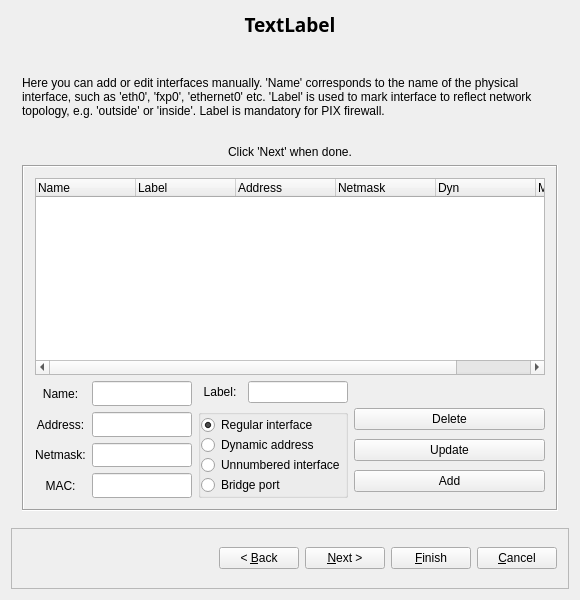
The window that src/gui/newfirewalldialog_q.ui (fwbuilder/fwbuilder) describes before a commit, drawn with Qt 5.
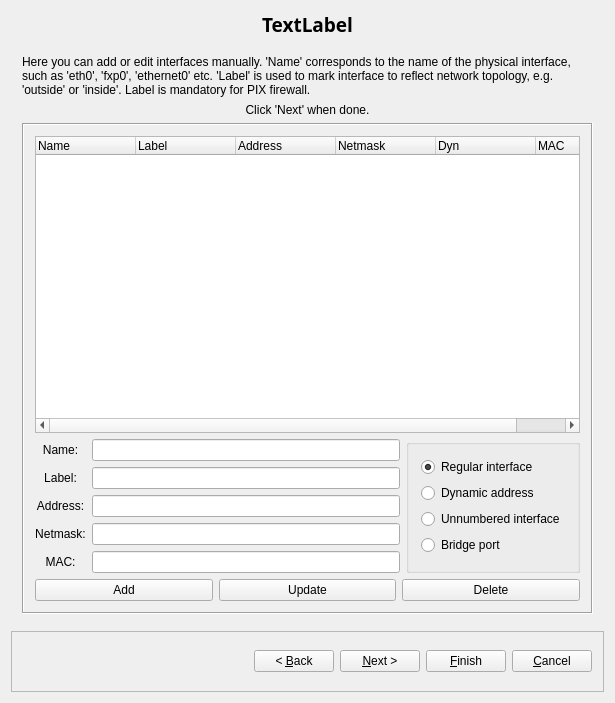
The same window after the commit. The open tabs and pages were chosen to show the change. Icons and pictures are not drawn.

Commit message: discovery of ipv6 addresses of interfaces; support in DiscoveryDruid and newFirewall, newHost

```diff
--- a/src/gui/newfirewalldialog_q.ui
+++ b/src/gui/newfirewalldialog_q.ui
@@ -5,11 +5,11 @@
    <rect>
     <x>0</x>
     <y>0</y>
-    <width>580</width>
-    <height>600</height>
+    <width>615</width>
+    <height>703</height>
    </rect>
   </property>
-  <layout class="QGridLayout" >
+  <layout class="QGridLayout" name="gridLayout_2" >
    <item row="0" column="0" >
     <widget class="QLabel" name="titleLabel" >
      <property name="sizePolicy" >
@@ -358,7 +358,7 @@
          <property name="sizePolicy" >
           <sizepolicy vsizetype="Fixed" hsizetype="Preferred" >
            <horstretch>0</horstretch>
-           <verstretch>255</verstretch>
+           <verstretch>0</verstretch>
           </sizepolicy>
          </property>
          <property name="text" >
@@ -387,14 +387,20 @@
        </item>
        <item>
         <widget class="QFrame" name="frame149" >
+         <property name="sizePolicy" >
+          <sizepolicy vsizetype="Expanding" hsizetype="Preferred" >
+           <horstretch>0</horstretch>
+           <verstretch>0</verstretch>
+          </sizepolicy>
+         </property>
          <property name="frameShape" >
           <enum>QFrame::Box</enum>
          </property>
          <property name="frameShadow" >
           <enum>QFrame::Sunken</enum>
          </property>
-         <layout class="QVBoxLayout" >
-          <item>
+         <layout class="QGridLayout" name="gridLayout_3" >
+          <item row="0" column="0" colspan="3" >
            <widget class="QTreeWidget" name="iface_list" >
             <property name="minimumSize" >
              <size>
@@ -434,55 +440,7 @@
             </column>
            </widget>
           </item>
-          <item>
-           <layout class="QHBoxLayout" >
-            <item>
-             <layout class="QGridLayout" >
-              <item row="0" column="1" >
-               <widget class="QLineEdit" name="iface_name" >
-                <property name="sizePolicy" >
-                 <sizepolicy vsizetype="Fixed" hsizetype="Preferred" >
-                  <horstretch>0</horstretch>
-                  <verstretch>0</verstretch>
-                 </sizepolicy>
-                </property>
-                <property name="minimumSize" >
-                 <size>
-                  <width>50</width>
-                  <height>0</height>
-                 </size>
-                </property>
-                <property name="maximumSize" >
-                 <size>
-                  <width>100</width>
-                  <height>32767</height>
-                 </size>
-                </property>
-               </widget>
-              </item>
-              <item row="2" column="1" >
-               <widget class="QLineEdit" name="iface_netmask" >
-                <property name="sizePolicy" >
-                 <sizepolicy vsizetype="Fixed" hsizetype="Preferred" >
-                  <horstretch>0</horstretch>
-                  <verstretch>0</verstretch>
-                 </sizepolicy>
-                </property>
-                <property name="minimumSize" >
-                 <size>
-                  <width>50</width>
-                  <height>0</height>
-                 </size>
-                </property>
-                <property name="maximumSize" >
-                 <size>
-                  <width>100</width>
-                  <height>32767</height>
-                 </size>
-                </property>
-               </widget>
-              </item>
-              <item row="0" column="0" >
+          <item row="1" column="0" >
                <widget class="QLabel" name="label633" >
                 <property name="text" >
                  <string>Name:</string>
@@ -496,142 +454,41 @@
                </widget>
               </item>
               <item row="1" column="1" >
-               <widget class="QLineEdit" name="iface_addr" >
+           <widget class="QLineEdit" name="iface_name" >
                 <property name="sizePolicy" >
-                 <sizepolicy vsizetype="Fixed" hsizetype="Preferred" >
+             <sizepolicy vsizetype="Fixed" hsizetype="Expanding" >
                   <horstretch>0</horstretch>
                   <verstretch>0</verstretch>
                  </sizepolicy>
                 </property>
                 <property name="minimumSize" >
                  <size>
-                  <width>50</width>
-                  <height>0</height>
-                 </size>
-                </property>
-                <property name="maximumSize" >
-                 <size>
                   <width>100</width>
-                  <height>32767</height>
-                 </size>
-                </property>
-               </widget>
-              </item>
-              <item row="1" column="0" >
-               <widget class="QLabel" name="label634" >
-                <property name="text" >
-                 <string>Address:</string>
-                </property>
-                <property name="alignment" >
-                 <set>Qt::AlignCenter</set>
-                </property>
-                <property name="wordWrap" >
-                 <bool>false</bool>
-                </property>
-               </widget>
-              </item>
-              <item row="2" column="0" >
-               <widget class="QLabel" name="label635" >
-                <property name="text" >
-                 <string>Netmask:</string>
-                </property>
-                <property name="alignment" >
-                 <set>Qt::AlignCenter</set>
-                </property>
-                <property name="wordWrap" >
-                 <bool>false</bool>
-                </property>
-               </widget>
-              </item>
-              <item row="3" column="0" >
-               <widget class="QLabel" name="label636" >
-                <property name="text" >
-                 <string>MAC:</string>
-                </property>
-                <property name="alignment" >
-                 <set>Qt::AlignCenter</set>
-                </property>
-                <property name="wordWrap" >
-                 <bool>false</bool>
-                </property>
-               </widget>
-              </item>
-              <item row="3" column="1" >
-               <widget class="QLineEdit" name="iface_physaddr" >
-                <property name="sizePolicy" >
-                 <sizepolicy vsizetype="Fixed" hsizetype="Preferred" >
-                  <horstretch>0</horstretch>
-                  <verstretch>0</verstretch>
-                 </sizepolicy>
-                </property>
-                <property name="minimumSize" >
-                 <size>
-                  <width>50</width>
                   <height>0</height>
                  </size>
                 </property>
                 <property name="maximumSize" >
                  <size>
-                  <width>100</width>
+              <width>32767</width>
                   <height>32767</height>
                  </size>
                 </property>
                </widget>
               </item>
-             </layout>
-            </item>
-            <item>
-             <layout class="QVBoxLayout" >
-              <item>
-               <layout class="QHBoxLayout" >
-                <item>
-                 <widget class="QLabel" name="label659" >
-                  <property name="text" >
-                   <string>Label:</string>
-                  </property>
-                  <property name="alignment" >
-                   <set>Qt::AlignCenter</set>
-                  </property>
-                  <property name="wordWrap" >
-                   <bool>false</bool>
-                  </property>
-                 </widget>
-                </item>
-                <item>
-                 <widget class="QLineEdit" name="iface_label" >
-                  <property name="sizePolicy" >
-                   <sizepolicy vsizetype="Fixed" hsizetype="Preferred" >
-                    <horstretch>0</horstretch>
-                    <verstretch>0</verstretch>
-                   </sizepolicy>
-                  </property>
-                  <property name="minimumSize" >
-                   <size>
-                    <width>50</width>
-                    <height>0</height>
-                   </size>
-                  </property>
-                  <property name="maximumSize" >
-                   <size>
-                    <width>100</width>
-                    <height>32767</height>
-                   </size>
-                  </property>
-                 </widget>
-                </item>
-               </layout>
-              </item>
-              <item>
+          <item rowspan="5" row="1" column="2" >
                <widget class="QGroupBox" name="buttonGroup4" >
                 <property name="title" >
                  <string/>
                 </property>
                 <layout class="QGridLayout" >
+             <property name="horizontalSpacing" >
+              <number>0</number>
+             </property>
+             <property name="verticalSpacing" >
+              <number>-1</number>
+             </property>
                  <property name="margin" >
-                  <number>0</number>
-                 </property>
-                 <property name="spacing" >
-                  <number>0</number>
+              <number>12</number>
                  </property>
                  <item row="3" column="0" >
                   <widget class="QRadioButton" name="iface_bridgeport" >
@@ -667,59 +524,152 @@
                 </layout>
                </widget>
               </item>
-             </layout>
-            </item>
-            <item>
-             <layout class="QVBoxLayout" >
-              <property name="spacing" >
-               <number>3</number>
-              </property>
-              <item>
-               <spacer>
-                <property name="orientation" >
-                 <enum>Qt::Vertical</enum>
-                </property>
-                <property name="sizeType" >
-                 <enum>QSizePolicy::Preferred</enum>
-                </property>
-                <property name="sizeHint" stdset="0" >
+          <item row="2" column="0" >
+           <widget class="QLabel" name="label659" >
+            <property name="text" >
+             <string>Label:</string>
+            </property>
+            <property name="alignment" >
+             <set>Qt::AlignCenter</set>
+            </property>
+            <property name="wordWrap" >
+             <bool>false</bool>
+            </property>
+           </widget>
+          </item>
+          <item row="2" column="1" >
+           <widget class="QLineEdit" name="iface_label" >
+            <property name="sizePolicy" >
+             <sizepolicy vsizetype="Fixed" hsizetype="Expanding" >
+              <horstretch>0</horstretch>
+              <verstretch>0</verstretch>
+             </sizepolicy>
+            </property>
+            <property name="minimumSize" >
                  <size>
-                  <width>20</width>
-                  <height>21</height>
-                 </size>
-                </property>
-               </spacer>
-              </item>
-              <item>
-               <widget class="QPushButton" name="delBtn" >
+              <width>100</width>
+              <height>0</height>
+             </size>
+            </property>
+            <property name="maximumSize" >
+             <size>
+              <width>32767</width>
+              <height>32767</height>
+             </size>
+            </property>
+           </widget>
+          </item>
+          <item row="3" column="0" >
+           <widget class="QLabel" name="label634" >
+            <property name="text" >
+             <string>Address:</string>
+            </property>
+            <property name="alignment" >
+             <set>Qt::AlignCenter</set>
+            </property>
+            <property name="wordWrap" >
+             <bool>false</bool>
+            </property>
+           </widget>
+          </item>
+          <item row="3" column="1" >
+           <widget class="QLineEdit" name="iface_addr" >
                 <property name="sizePolicy" >
                  <sizepolicy vsizetype="Fixed" hsizetype="Expanding" >
                   <horstretch>0</horstretch>
                   <verstretch>0</verstretch>
                  </sizepolicy>
                 </property>
+            <property name="minimumSize" >
+             <size>
+              <width>100</width>
+              <height>0</height>
+             </size>
+            </property>
+            <property name="maximumSize" >
+             <size>
+              <width>32767</width>
+              <height>32767</height>
+             </size>
+            </property>
+           </widget>
+          </item>
+          <item row="4" column="0" >
+           <widget class="QLabel" name="label635" >
                 <property name="text" >
-                 <string>Delete</string>
-                </property>
-               </widget>
-              </item>
-              <item>
-               <widget class="QPushButton" name="updBtn" >
+             <string>Netmask:</string>
+            </property>
+            <property name="alignment" >
+             <set>Qt::AlignCenter</set>
+            </property>
+            <property name="wordWrap" >
+             <bool>false</bool>
+            </property>
+           </widget>
+          </item>
+          <item row="4" column="1" >
+           <widget class="QLineEdit" name="iface_netmask" >
                 <property name="sizePolicy" >
                  <sizepolicy vsizetype="Fixed" hsizetype="Expanding" >
                   <horstretch>0</horstretch>
                   <verstretch>0</verstretch>
                  </sizepolicy>
                 </property>
+            <property name="minimumSize" >
+             <size>
+              <width>100</width>
+              <height>0</height>
+             </size>
+            </property>
+            <property name="maximumSize" >
+             <size>
+              <width>32767</width>
+              <height>32767</height>
+             </size>
+            </property>
+           </widget>
+          </item>
+          <item row="5" column="0" >
+           <widget class="QLabel" name="label636" >
                 <property name="text" >
-                 <string>Update</string>
-                </property>
-               </widget>
-              </item>
+             <string>MAC:</string>
+            </property>
+            <property name="alignment" >
+             <set>Qt::AlignCenter</set>
+            </property>
+            <property name="wordWrap" >
+             <bool>false</bool>
+            </property>
+           </widget>
+          </item>
+          <item row="5" column="1" >
+           <widget class="QLineEdit" name="iface_physaddr" >
+            <property name="sizePolicy" >
+             <sizepolicy vsizetype="Fixed" hsizetype="Expanding" >
+              <horstretch>0</horstretch>
+              <verstretch>0</verstretch>
+             </sizepolicy>
+            </property>
+            <property name="minimumSize" >
+             <size>
+              <width>100</width>
+              <height>0</height>
+             </size>
+            </property>
+            <property name="maximumSize" >
+             <size>
+              <width>32767</width>
+              <height>32767</height>
+             </size>
+            </property>
+           </widget>
+          </item>
+          <item row="6" column="0" colspan="3" >
+           <layout class="QHBoxLayout" name="horizontalLayout" >
               <item>
                <widget class="QPushButton" name="addBtn" >
                 <property name="sizePolicy" >
-                 <sizepolicy vsizetype="Fixed" hsizetype="Expanding" >
+               <sizepolicy vsizetype="Fixed" hsizetype="Minimum" >
                   <horstretch>0</horstretch>
                   <verstretch>0</verstretch>
                  </sizepolicy>
@@ -729,7 +679,31 @@
                 </property>
                </widget>
               </item>
-             </layout>
+            <item>
+             <widget class="QPushButton" name="updBtn" >
+              <property name="sizePolicy" >
+               <sizepolicy vsizetype="Fixed" hsizetype="Minimum" >
+                <horstretch>0</horstretch>
+                <verstretch>0</verstretch>
+               </sizepolicy>
+              </property>
+              <property name="text" >
+               <string>Update</string>
+              </property>
+             </widget>
+            </item>
+            <item>
+             <widget class="QPushButton" name="delBtn" >
+              <property name="sizePolicy" >
+               <sizepolicy vsizetype="Fixed" hsizetype="Minimum" >
+                <horstretch>0</horstretch>
+                <verstretch>0</verstretch>
+               </sizepolicy>
+              </property>
+              <property name="text" >
+               <string>Delete</string>
+              </property>
+             </widget>
             </item>
            </layout>
           </item>
```
Left out of the diff: 7 changed lines with no effect on the pictures. Lines whose indentation alone changed are shown as unchanged. The commit also changes 7 other files.
